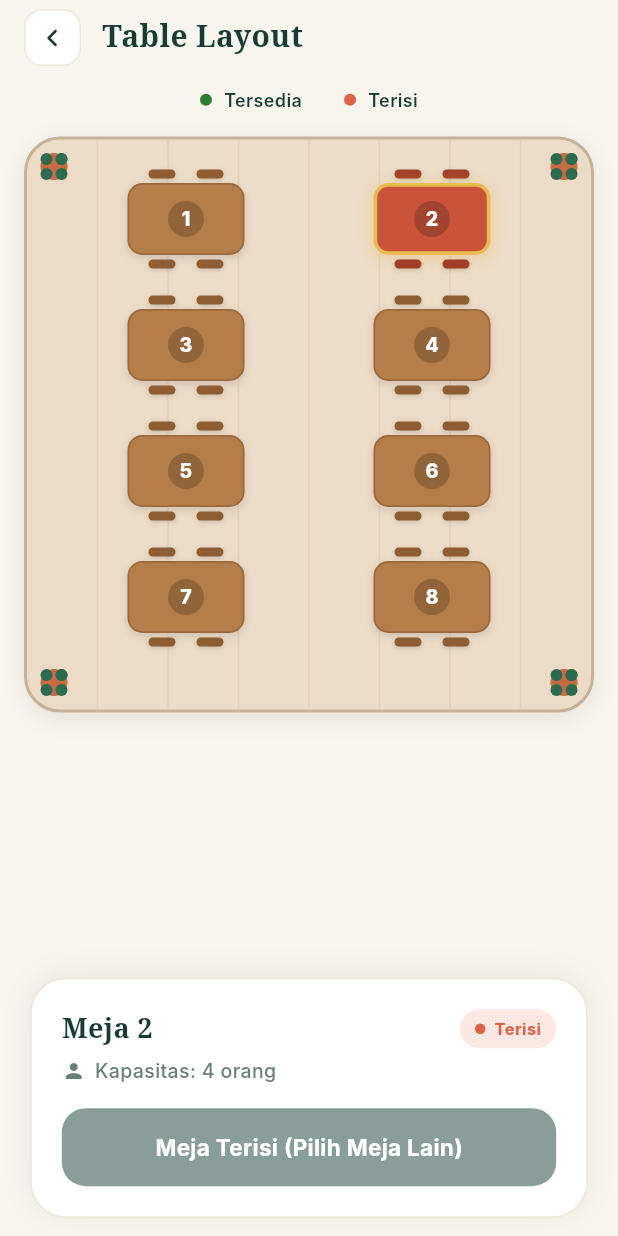
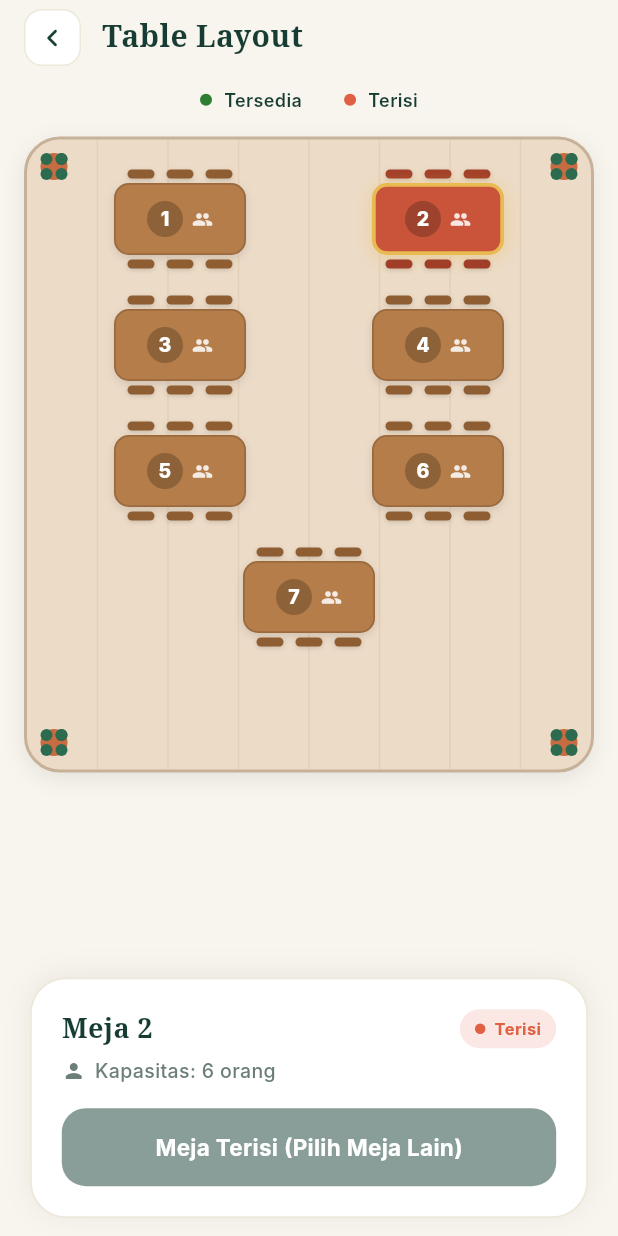
Before and after one commit to Silverbullet093/alvaran, a Flutter app: the TableLayoutScreen screen opened directly, after a tap on an icon or button, on a phone screen of 412 x 824 dp. Run offline on Flutter 3.47's test engine with Material 3 defaults, Android fonts, the phone set to English and light mode, and no system bars; our stand-ins replace qr_flutter; network calls fail; Roboto replaces fonts that are missing (Plus Jakarta Sans).

Commit message:
feat: configure 7 tables with 6-person capacity per table and updated floor layout

```diff
--- a/lib/screens/buy_tickets_screen.dart
+++ b/lib/screens/buy_tickets_screen.dart
@@ -386,7 +386,7 @@ class _BuyTicketsScreenState extends State<BuyTicketsScreen> {
                                 child: Text(
                                   booking.selectedTable != null
                                       ? '${booking.selectedTable!.name} (Kapasitas: ${booking.selectedTable!.capacity} orang)'
-                                      : 'Meja 1-8',
+                                      : 'Meja 1-7',
                                   style: AppTypography.titleSmall.copyWith(
                                     fontWeight: FontWeight.w700,
                                     fontSize: 14,
--- a/lib/widgets/table_floor_canvas.dart
+++ b/lib/widgets/table_floor_canvas.dart
@@ -1,7 +1,6 @@
 import 'package:flutter/material.dart';
 import '../models/table_model.dart';
 import '../theme/app_colors.dart';
-import '../theme/app_typography.dart';
 
 class TableFloorCanvas extends StatelessWidget {
   final List<TableModel> tables;
@@ -37,23 +36,36 @@ class TableFloorCanvas extends StatelessWidget {
           children: [
             // Background wood parquet lines & potted corner plants
             CustomPaint(
-              size: const Size(double.infinity, 380),
+              size: const Size(double.infinity, 420),
               painter: _FloorDetailsPainter(),
             ),
 
-            // 8 Tables Grid
+            // 7 Tables Layout (Masing-masing 6 Kursi)
             Padding(
-              padding: const EdgeInsets.symmetric(horizontal: 24, vertical: 20),
+              padding: const EdgeInsets.symmetric(horizontal: 16, vertical: 20),
               child: Column(
-                mainAxisAlignment: MainAxisAlignment.spaceEvenly,
+                mainAxisSize: MainAxisSize.min,
                 children: [
+                  if (tables.length >= 2) ...[
                     _buildTableRow(tables[0], tables[1]),
                     const SizedBox(height: 18),
+                  ],
+                  if (tables.length >= 4) ...[
                     _buildTableRow(tables[2], tables[3]),
                     const SizedBox(height: 18),
+                  ],
+                  if (tables.length >= 6) ...[
                     _buildTableRow(tables[4], tables[5]),
                     const SizedBox(height: 18),
-                  _buildTableRow(tables[6], tables[7]),
+                  ],
+                  if (tables.length >= 7) ...[
+                    Row(
+                      mainAxisAlignment: MainAxisAlignment.center,
+                      children: [
+                        _buildTableWidget(tables[6]),
+                      ],
+                    ),
+                  ],
                 ],
               ),
             ),
@@ -103,21 +115,23 @@ class TableFloorCanvas extends StatelessWidget {
       child: Column(
         mainAxisSize: MainAxisSize.min,
         children: [
-          // Top 2 chairs
+          // Top 3 chairs (Kapasitas 6 orang: 3 atas + 3 bawah)
           Row(
             mainAxisSize: MainAxisSize.min,
             children: [
               _buildChair(chairColor),
-              const SizedBox(width: 14),
+              const SizedBox(width: 8),
+              _buildChair(chairColor),
+              const SizedBox(width: 8),
               _buildChair(chairColor),
             ],
           ),
           const SizedBox(height: 3),
 
-          // Main Tabletop
+          // Main Tabletop (6 orang, ukuran lebih proporsional)
           AnimatedContainer(
             duration: const Duration(milliseconds: 200),
-            width: 78,
+            width: 88,
             height: 48,
             decoration: BoxDecoration(
               color: tableColor,
@@ -136,12 +150,15 @@ class TableFloorCanvas extends StatelessWidget {
                 ),
               ],
             ),
-            child: Center(
-              child: Container(
+            child: Row(
+              mainAxisAlignment: MainAxisAlignment.center,
+              children: [
+                // Table Number Badge
+                Container(
                   width: 24,
                   height: 24,
                   decoration: BoxDecoration(
-                  color: Colors.black.withValues(alpha: 0.2),
+                    color: Colors.black.withValues(alpha: 0.22),
                     shape: BoxShape.circle,
                   ),
                   child: Center(
@@ -155,16 +172,26 @@ class TableFloorCanvas extends StatelessWidget {
                     ),
                   ),
                 ),
+                const SizedBox(width: 6),
+                // 6-seat indicator icon
+                Icon(
+                  Icons.group_rounded,
+                  size: 14,
+                  color: textColor.withValues(alpha: 0.85),
+                ),
+              ],
             ),
           ),
           const SizedBox(height: 3),
 
-          // Bottom 2 chairs
+          // Bottom 3 chairs
           Row(
             mainAxisSize: MainAxisSize.min,
             children: [
               _buildChair(chairColor),
-              const SizedBox(width: 14),
+              const SizedBox(width: 8),
+              _buildChair(chairColor),
+              const SizedBox(width: 8),
               _buildChair(chairColor),
             ],
           ),
@@ -214,17 +241,17 @@ class _FloorDetailsPainter extends CustomPainter {
   }
 
   void _drawPlant(Canvas canvas, Offset center) {
-    // Pot
     final potPaint = Paint()..color = const Color(0xFFC76B42);
     canvas.drawCircle(center, 9, potPaint);
 
-    // Leaves
     final leafPaint = Paint()..color = const Color(0xFF2C6B4F);
     for (int i = 0; i < 5; i++) {
-      final angle = (i * 72) * 3.14159 / 180;
-      final lx = center.dx + 8 * (angle.abs() > 0 ? 1 : 0);
-      final ly = center.dy + 8 * (angle.abs() > 0 ? 1 : 0);
-      canvas.drawCircle(Offset(center.dx + 5 * (i % 2 == 0 ? 1 : -1), center.dy + 5 * (i > 2 ? 1 : -1)), 4, leafPaint);
+      canvas.drawCircle(
+        Offset(center.dx + 5 * (i % 2 == 0 ? 1 : -1),
+            center.dy + 5 * (i > 2 ? 1 : -1)),
+        4,
+        leafPaint,
+      );
     }
   }
 
```
Also changed, not shown: lib/models/table_model.dart (+17 -33 lines). Lines whose indentation alone changed are shown as unchanged.
